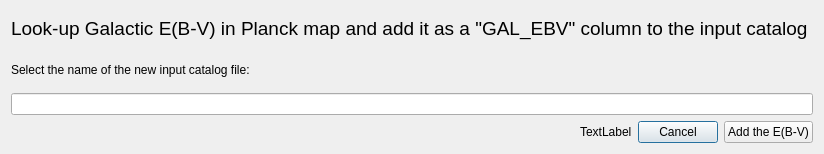
Qt form PhzQtUI/auxdir/PhzQtUI/DialogAddGalEbv.ui (astrorama/Phosphoros) before a commit.
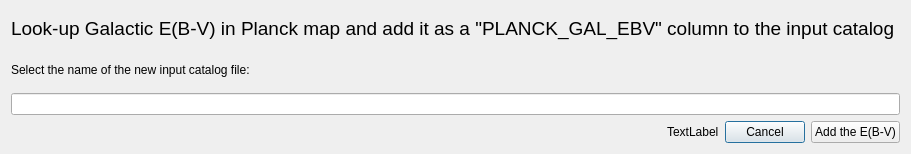
The same form after that commit.

Commit message: Fix the name of the PLANCK_GAL_EBV column

What changed in the file:
```diff
--- a/PhzQtUI/auxdir/PhzQtUI/DialogAddGalEbv.ui
+++ b/PhzQtUI/auxdir/PhzQtUI/DialogAddGalEbv.ui
@@ -22,7 +22,7 @@
       </font>
      </property>
      <property name="text">
-      <string>Look-up Galactic E(B-V) in Planck map and add it as a &quot;GAL_EBV&quot; column to the input catalog </string>
+      <string>Look-up Galactic E(B-V) in Planck map and add it as a &quot;PLANCK_GAL_EBV&quot; column to the input catalog </string>
      </property>
     </widget>
    </item>
```
The commit also changes 2 other files.
